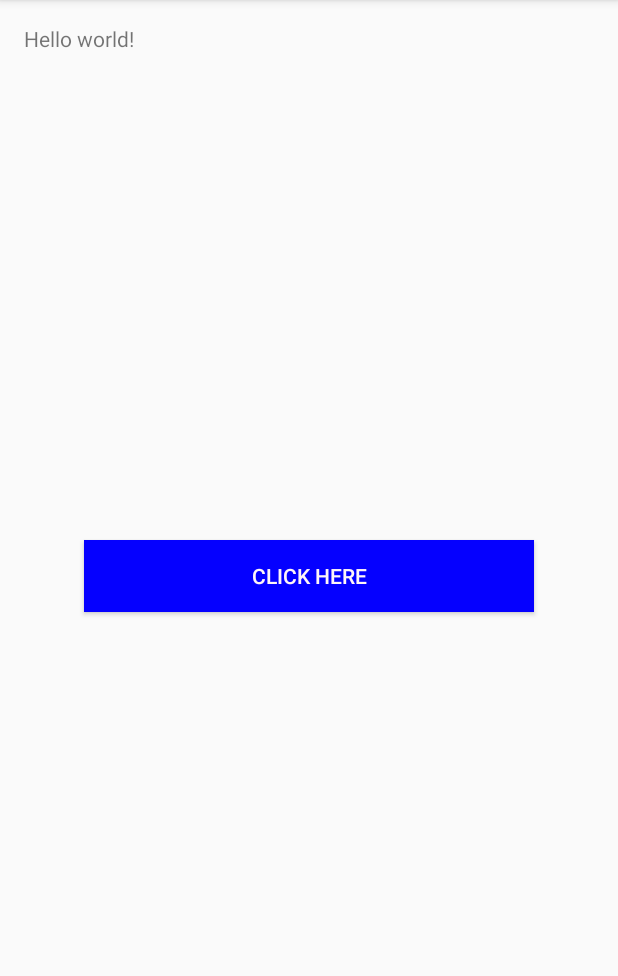
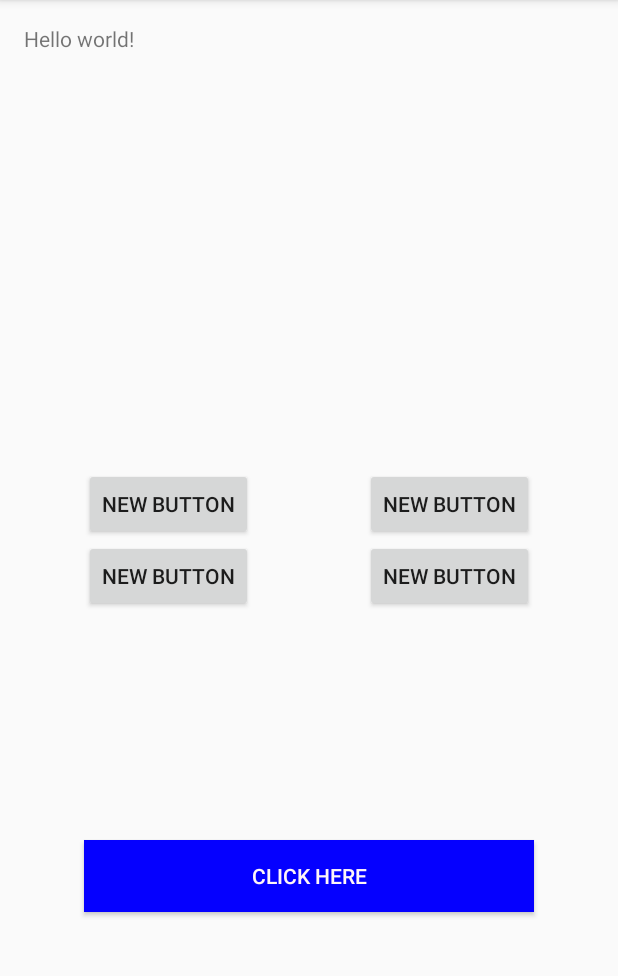
Before and after one commit to BadmonYoungKingpin/Badmon_Young_Kingpin, an Android app: the screen it shows after launch (MainActivity), on a phone screen of 412 x 824 dp, the part 84-1060 px from its top. Run offline under Robolectric (Android 15) with nearby library versions, the phone set to English and light mode, and no system bars.

Commit message:
First attempt

```diff
--- a/app/src/main/res/layout/activity_main.xml
+++ b/app/src/main/res/layout/activity_main.xml
@@ -19,7 +19,48 @@
         android:background="#0500ff"
         android:textColor="#fff5f8"
         android:width="300dp"
+        android:layout_alignParentBottom="true"
+        android:layout_centerHorizontal="true"
+        android:layout_marginBottom="144dp" />
+
+    <Button
+        style="?android:attr/buttonStyleSmall"
+        android:layout_width="wrap_content"
+        android:layout_height="wrap_content"
+        android:text="New Button"
+        android:id="@+id/button2"
         android:layout_centerVertical="true"
-        android:layout_centerHorizontal="true" />
+        android:layout_alignLeft="@+id/button"
+        android:layout_alignStart="@+id/button" />
+
+    <Button
+        style="?android:attr/buttonStyleSmall"
+        android:layout_width="wrap_content"
+        android:layout_height="wrap_content"
+        android:text="New Button"
+        android:id="@+id/button3"
+        android:layout_alignBottom="@+id/button2"
+        android:layout_alignRight="@+id/button"
+        android:layout_alignEnd="@+id/button" />
+
+    <Button
+        style="?android:attr/buttonStyleSmall"
+        android:layout_width="wrap_content"
+        android:layout_height="wrap_content"
+        android:text="New Button"
+        android:id="@+id/button4"
+        android:layout_above="@+id/button2"
+        android:layout_alignLeft="@+id/button2"
+        android:layout_alignStart="@+id/button2" />
+
+    <Button
+        style="?android:attr/buttonStyleSmall"
+        android:layout_width="wrap_content"
+        android:layout_height="wrap_content"
+        android:text="New Button"
+        android:id="@+id/button5"
+        android:layout_alignTop="@+id/button4"
+        android:layout_alignLeft="@+id/button3"
+        android:layout_alignStart="@+id/button3" />
 
 </RelativeLayout>
```
